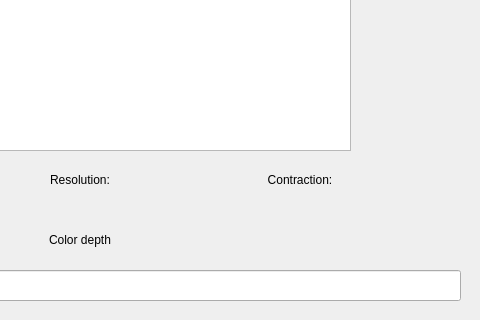
Before: the Qt Designer form Lab-2/mainwindow.ui in tayadj/CGP, drawn with Qt 5; both pictures show x 220 to 700 and y 180 to 500 of the 700 by 500 pixel window.
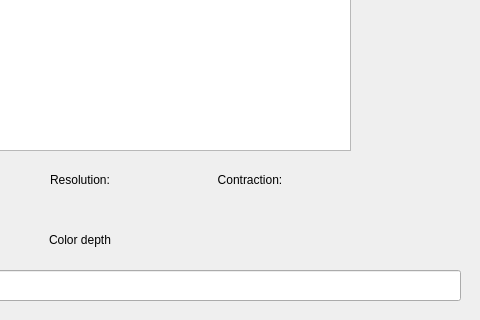
After: the same form once the commit is applied.

```diff
--- a/Lab-2/mainwindow.ui
+++ b/Lab-2/mainwindow.ui
@@ -114,7 +114,7 @@
   <widget class="QLabel" name="Label_2">
    <property name="geometry">
     <rect>
-     <x>470</x>
+     <x>420</x>
      <y>340</y>
      <width>100</width>
      <height>40</height>
@@ -171,7 +171,7 @@
   <widget class="QLabel" name="Contraction">
    <property name="geometry">
     <rect>
-     <x>570</x>
+     <x>520</x>
      <y>350</y>
      <width>100</width>
      <height>20</height>
```
